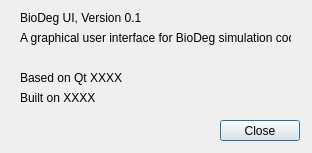
Above: BioDeg-UI/aboutdialog.ui from mbarzegary/BioDeg-UI before the change. Below: the same form after it.
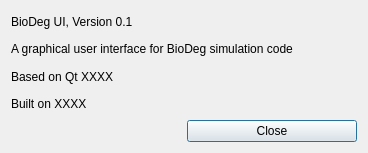
That is the form after the change.

Commit message: fix scaling issue in about dialog

Diff of the .ui file:
```diff
--- a/BioDeg-UI/aboutdialog.ui
+++ b/BioDeg-UI/aboutdialog.ui
@@ -6,78 +6,61 @@
    <rect>
     <x>0</x>
     <y>0</y>
-    <width>312</width>
+    <width>368</width>
     <height>153</height>
    </rect>
   </property>
   <property name="windowTitle">
    <string>About BioDeg UI</string>
   </property>
+  <layout class="QVBoxLayout" name="verticalLayout">
+   <item>
+    <layout class="QGridLayout" name="gridLayout">
+     <item row="7" column="0">
+      <widget class="QLabel" name="label_3">
+       <property name="text">
+        <string/>
+       </property>
+      </widget>
+     </item>
+     <item row="2" column="0" colspan="2">
   <widget class="QLabel" name="label_2">
-   <property name="geometry">
-    <rect>
-     <x>20</x>
-     <y>10</y>
-     <width>191</width>
-     <height>16</height>
-    </rect>
-   </property>
    <property name="text">
     <string>BioDeg UI, Version 0.1</string>
    </property>
   </widget>
+     </item>
+     <item row="7" column="1">
   <widget class="QPushButton" name="closeButton">
-   <property name="geometry">
-    <rect>
-     <x>220</x>
-     <y>120</y>
-     <width>80</width>
-     <height>21</height>
-    </rect>
-   </property>
    <property name="text">
     <string>Close</string>
    </property>
   </widget>
+     </item>
+     <item row="4" column="0" colspan="2">
   <widget class="QLabel" name="qtVersionLabel">
-   <property name="geometry">
-    <rect>
-     <x>20</x>
-     <y>70</y>
-     <width>231</width>
-     <height>16</height>
-    </rect>
-   </property>
    <property name="text">
     <string>Based on Qt XXXX</string>
    </property>
   </widget>
-  <widget class="QLabel" name="buildLabel">
-   <property name="geometry">
-    <rect>
-     <x>20</x>
-     <y>90</y>
-     <width>231</width>
-     <height>16</height>
-    </rect>
-   </property>
+     </item>
+     <item row="5" column="0" colspan="2">
+      <widget class="QLabel" name="buildTimeLabel">
    <property name="text">
     <string>Built on XXXX</string>
    </property>
   </widget>
+     </item>
+     <item row="3" column="0" colspan="2">
   <widget class="QLabel" name="label">
-   <property name="geometry">
-    <rect>
-     <x>20</x>
-     <y>30</y>
-     <width>271</width>
-     <height>16</height>
-    </rect>
-   </property>
    <property name="text">
     <string>A graphical user interface for BioDeg simulation code</string>
    </property>
   </widget>
+     </item>
+    </layout>
+   </item>
+  </layout>
  </widget>
  <resources/>
  <connections>
```
Lines whose indentation alone changed are shown as unchanged. The commit also changes 1 other file.
